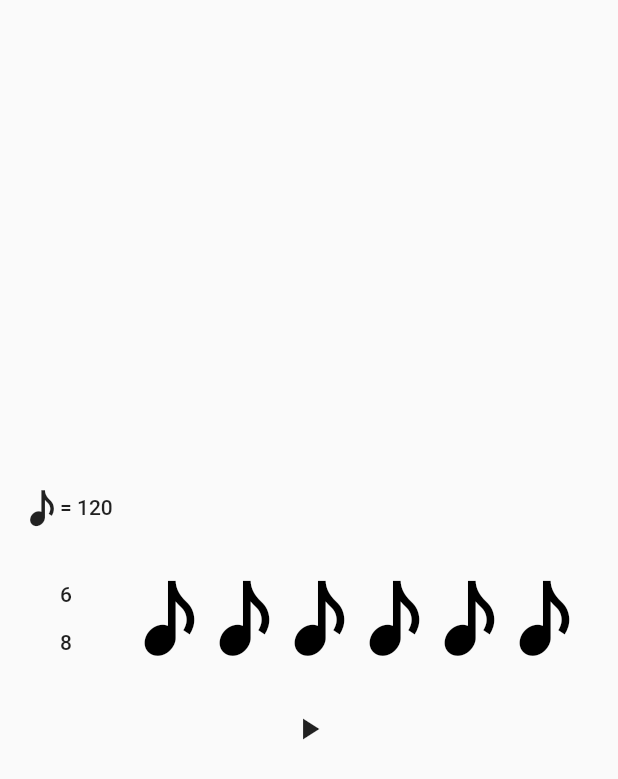
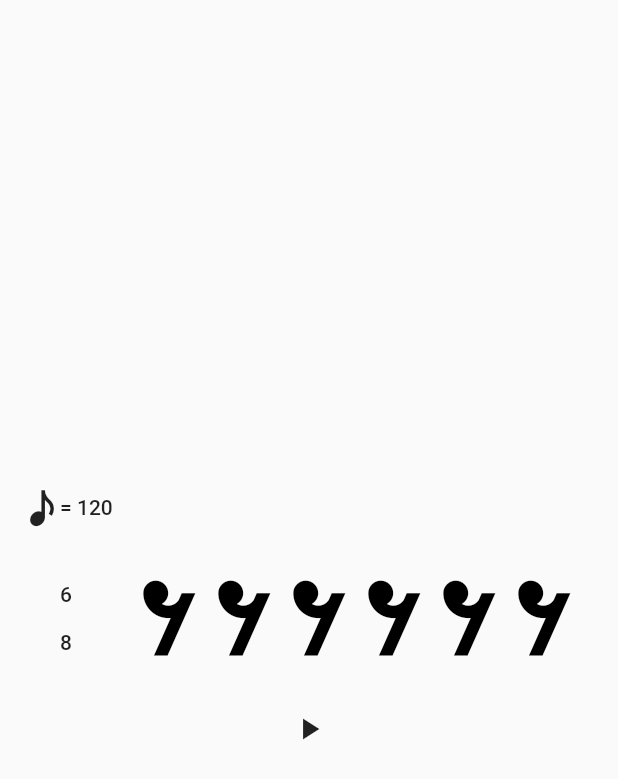
Before and after one commit to zeucapua/rit_app, a Flutter app: the MetronomePage screen opened directly, on a phone screen of 412 x 824 dp. Shown: the top 779 px of the screen. Run offline on Flutter 3.47's test engine with Material 2 defaults, Android fonts, the phone set to English and light mode, and no system bars; our stand-ins replace numberpicker, shared_preferences; missing offline and left inert: flutter_midi; accounts and stored records are empty.

```diff
--- a/lib/models/Beat.dart
+++ b/lib/models/Beat.dart
@@ -4,16 +4,14 @@ class Beat {
   // TODO: add dotted values for each of these
   int value; // note value: 16 - whole, 8 - half, 4 - quarter, 2 - eighth, 1 - sixteenth
   int sound; // if -1, play SystemSound : else play midi equivalent
-  bool isOn; // if note is being played - true, vice versa
   Duration beatDuration; // the actual amount ms
 
   // constructor
-  Beat(this.value) { isOn = false; beatDuration = Duration(); /* init */ }
+  Beat(this.value) { beatDuration = Duration(); /* init */ }
 
   // methods
   void setSound(int toSet) { sound = toSet; }
   void setValue(int toSet) { value = toSet; }
-  void setIsOn(bool toSet) { isOn = toSet; }
 
   void setBeatDuration(int bottomTimeSignature, Duration tempoDuration) {
 
--- a/lib/models/BeatDisplay.dart
+++ b/lib/models/BeatDisplay.dart
@@ -5,10 +5,9 @@ class BeatDisplay extends StatefulWidget {
 
   // state of BeatDisplay
   BeatDisplayState state;
-  bool shorrBet;
 
   // constructor
-  BeatDisplay(int value, bool noteOrNo) { state = BeatDisplayState(value,noteOrNo); shorrBet = noteOrNo; }
+  BeatDisplay(int value, bool isRest) { state = BeatDisplayState(value, isRest); }
   @override BeatDisplayState createState() => state;
 
   // methods for pages to use
@@ -22,91 +21,50 @@ class BeatDisplayState extends State<BeatDisplay> {
   int value;
   bool isOn;
   Icon icon;
-  bool noteOrNo;
+  bool isRest;
 
   // constructor
-  BeatDisplayState(this.value,bool isItNote) { isOn = false; noteOrNo = isItNote;}
+  BeatDisplayState(this.value, this.isRest) { isOn = false; }
 
   // build
   @override
   Widget build(BuildContext context) {
-if(noteOrNo) {
     switch (value) {
       case 16:
         icon = Icon(
-          Constants.whole,
+            isRest ? Constants.wholeRest : Constants.whole,
             color: isOn ? Colors.blue : Colors.black,
             size: Constants.BEATDISPLAY_SIZE
         );
         break;
       case 8:
         icon = Icon(
-          Constants.half,
+            isRest ? Constants.halfRest : Constants.half,
             color: isOn ? Colors.blue : Colors.black,
             size: Constants.BEATDISPLAY_SIZE
         );
         break;
       case 4:
         icon = Icon(
-          Constants.quarter,
+            isRest ? Constants.quarterRest : Constants.quarter,
             color: isOn ? Colors.blue : Colors.black,
             size: Constants.BEATDISPLAY_SIZE
         );
         break;
       case 2:
         icon = Icon(
-          Constants.eighth,
+            isRest ? Constants.eighthRest : Constants.eighth,
             color: isOn ? Colors.blue : Colors.black,
             size: Constants.BEATDISPLAY_SIZE
         );
         break;
       case 1:
         icon = Icon(
-          Constants.sixteenth,
+            isRest ? Constants.sixteenthRest : Constants.sixteenth,
             color: isOn ? Colors.blue : Colors.black,
             size: Constants.BEATDISPLAY_SIZE
         );
         break;
-  }
-}
-else {
-  switch (value) {
-    case 16:
-      icon = Icon(
-          Constants.wholeRest,
-          color: isOn ? Colors.blue : Colors.black,
-          size: Constants.BEATDISPLAY_SIZE
-      );
-      break;
-    case 8:
-      icon = Icon(
-          Constants.halfRest,
-          color: isOn ? Colors.blue : Colors.black,
-          size: Constants.BEATDISPLAY_SIZE
-      );
-      break;
-    case 4:
-      icon = Icon(
-          Constants.quarterRest,
-          color: isOn ? Colors.blue : Colors.black,
-          size: Constants.BEATDISPLAY_SIZE
-      );
-      break;
-    case 2:
-      icon = Icon(
-          Constants.eighthRest,
-          color: isOn ? Colors.blue : Colors.black,
-          size: Constants.BEATDISPLAY_SIZE
-      );
-      break;
-    case 1:
-      icon = Icon(
-          Constants.sixteenthRest,
-          color: isOn ? Colors.blue : Colors.black,
-          size: Constants.BEATDISPLAY_SIZE
-      );
-      break;
-  }
     }
 
     return Container(child: icon);
@@ -114,7 +72,6 @@ else {
 
   void setIsOn(bool toSet) { setState(() { isOn = toSet; }); }
   void setValue(int toSet) { setState(() { setValue(toSet); }); }
-  void setIcon(Icon toSet){setState((){icon = toSet;});}
 
   @override
   String toString({DiagnosticLevel minLevel = DiagnosticLevel.debug}) {
```
Also changed, not shown: lib/models/BeatInput.dart (+26 -9 lines), lib/pages/RhythmPlayerPage.dart (+19 -4 lines). Lines whose indentation alone changed are shown as unchanged.
